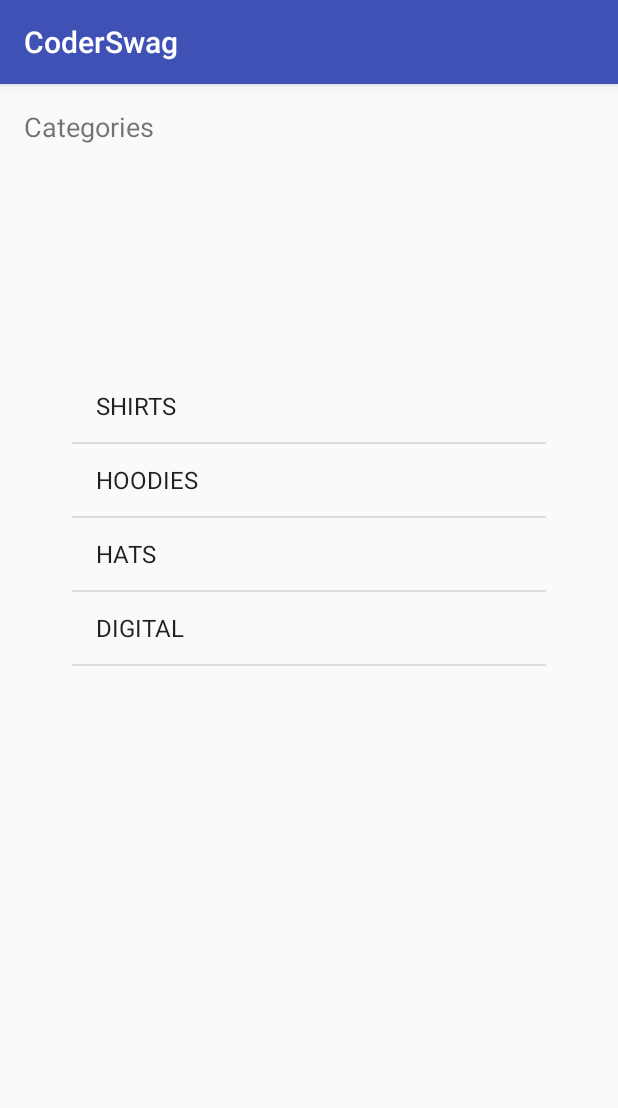
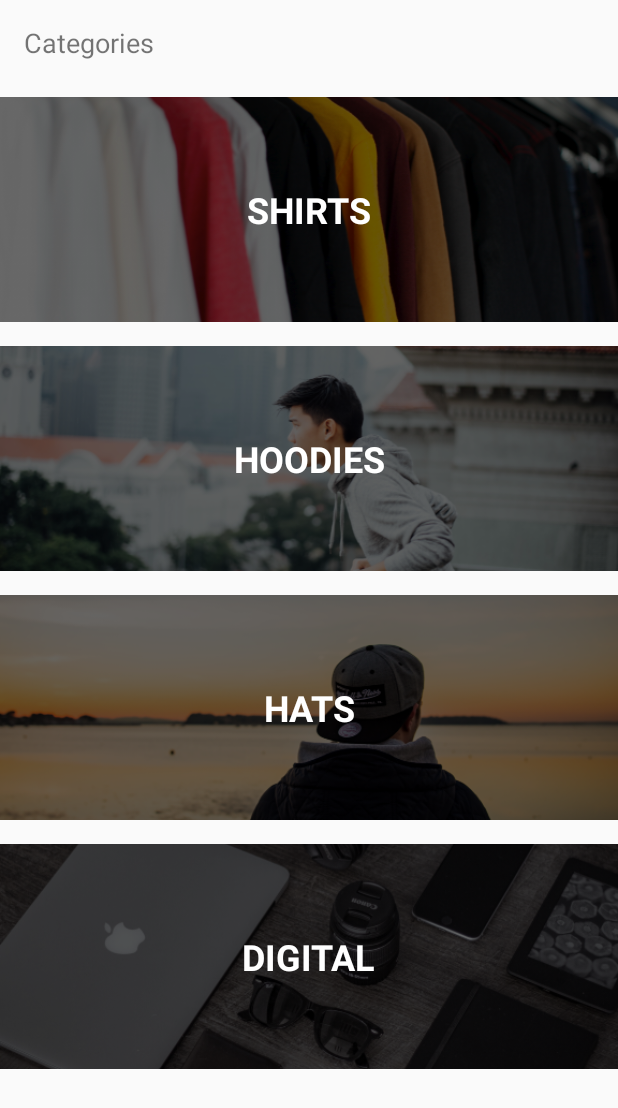
Before and after one commit to arthursalgado/CoderSwag, an Android app: the screen it shows after launch (MainActivity), on a phone screen of 412 x 824 dp. Shown: the top 1108 px of the screen. Run offline under Robolectric (Android 15) with nearby library versions, the phone set to English and light mode, and no system bars.

Commit message:
safe point

```diff
--- /dev/null
+++ b/app/src/main/java/com/devf5/arthursalgado/coderswag/Adapters/CategoryAdapter.kt
@@ -0,0 +1,50 @@
+package com.devf5.arthursalgado.coderswag.Adapters
+
+import android.content.Context
+import android.view.LayoutInflater
+import android.view.View
+import android.view.ViewGroup
+import android.widget.BaseAdapter
+import android.widget.ImageView
+import android.widget.TextView
+import com.devf5.arthursalgado.coderswag.Model.Category
+import com.devf5.arthursalgado.coderswag.R
+
+/**
+ * Created by arthursalgado on 13/10/17.
+ */
+class CategoryAdapter constructor(context: Context, categories: List<Category>) : BaseAdapter() {
+
+    val context = context
+    val categories = categories
+
+    override fun getView(position: Int, convertView: View?, parent: ViewGroup?): View {
+        val categoryView : View
+
+        categoryView = LayoutInflater.from(context).inflate(R.layout.category_list_item, null)
+        val categoryImage : ImageView = categoryView.findViewById(R.id.categoryImage)
+        val categoryName : TextView = categoryView.findViewById(R.id.categoryName)
+
+        val category = categories[position]
+        categoryName.text = category.title
+
+        val resourceId = context.resources.getIdentifier(category.image, "drawable", context.packageName)
+        categoryImage.setImageResource(resourceId)
+
+        return  categoryView
+    }
+
+    override fun getItem(position: Int): Any {
+        return categories[position]
+    }
+
+    override fun getItemId(position: Int): Long {
+        return 0
+    }
+
+    override fun getCount(): Int {
+        return categories.count()
+    }
+
+
+}
--- a/app/src/main/java/com/devf5/arthursalgado/coderswag/Controller/MainActivity.kt
+++ b/app/src/main/java/com/devf5/arthursalgado/coderswag/Controller/MainActivity.kt
@@ -3,6 +3,7 @@ package com.devf5.arthursalgado.coderswag.Controller
 import android.support.v7.app.AppCompatActivity
 import android.os.Bundle
 import android.widget.ArrayAdapter
+import com.devf5.arthursalgado.coderswag.Adapters.CategoryAdapter
 import com.devf5.arthursalgado.coderswag.Model.Category
 import com.devf5.arthursalgado.coderswag.R
 import com.devf5.arthursalgado.coderswag.Services.DataService
@@ -10,14 +11,16 @@ import kotlinx.android.synthetic.main.activity_main.*
 
 class MainActivity : AppCompatActivity() {
 
-    lateinit var adapter : ArrayAdapter<Category> // Adapter é o que controla as informações do model pra ser mostrado na ListView (view)
+    lateinit var adapter : CategoryAdapter // Criamos um adapter específico para o layout do projeto
+            //ArrayAdapter<Category> // Adapter é o que controla as informações do model pra ser mostrado na ListView (view)
 
     override fun onCreate(savedInstanceState: Bundle?) {
         super.onCreate(savedInstanceState)
         setContentView(R.layout.activity_main)
 
         // ArrayAdapter(context, que tipo de view que será mostrado na ListView, qual dado que será mostrado)
-        adapter = ArrayAdapter(this, android.R.layout.simple_list_item_1, DataService.categories)
+        adapter = CategoryAdapter(this, DataService.categories)
+                //ArrayAdapter(this, android.R.layout.simple_list_item_1, DataService.categories)
         categoryListView.adapter = adapter
     }
 }
--- a/app/src/main/res/layout/activity_main.xml
+++ b/app/src/main/res/layout/activity_main.xml
@@ -19,14 +19,12 @@
 
     <ListView
         android:id="@+id/categoryListView"
-        android:layout_width="316dp"
-        android:layout_height="427dp"
-        android:layout_marginBottom="8dp"
-        android:layout_marginEnd="8dp"
-        android:layout_marginStart="8dp"
-        android:layout_marginTop="8dp"
+        android:layout_width="0dp"
+        android:layout_height="0dp"
+        android:layout_marginTop="16dp"
         app:layout_constraintBottom_toBottomOf="parent"
         app:layout_constraintEnd_toEndOf="parent"
         app:layout_constraintStart_toStartOf="parent"
-        app:layout_constraintTop_toBottomOf="@+id/textView2" />
+        app:layout_constraintTop_toBottomOf="@+id/textView2"
+        android:divider="@null"/>
 </android.support.constraint.ConstraintLayout>
--- a/app/src/main/res/values/styles.xml
+++ b/app/src/main/res/values/styles.xml
@@ -1,7 +1,7 @@
 <resources>
 
     <!-- Base application theme. -->
-    <style name="AppTheme" parent="Theme.AppCompat.Light.DarkActionBar">
+    <style name="AppTheme" parent="Theme.AppCompat.Light.NoActionBar">
         <!-- Customize your theme here. -->
         <item name="colorPrimary">@color/colorPrimary</item>
         <item name="colorPrimaryDark">@color/colorPrimaryDark</item>
```
